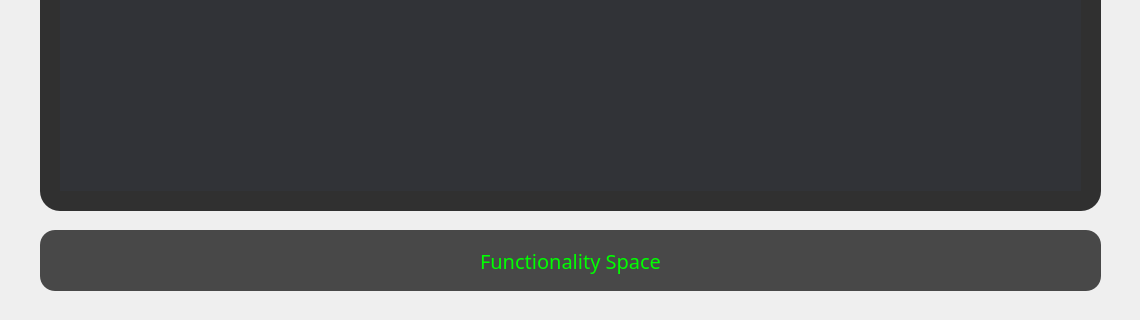
Before: the Qt Designer form Client/pages/user_page_test.ui in Kolby-MacDonald/AvailData, drawn with Qt 5; both pictures show x 0 to 1140 and y 520 to 840 of the 1140 by 840 pixel window.
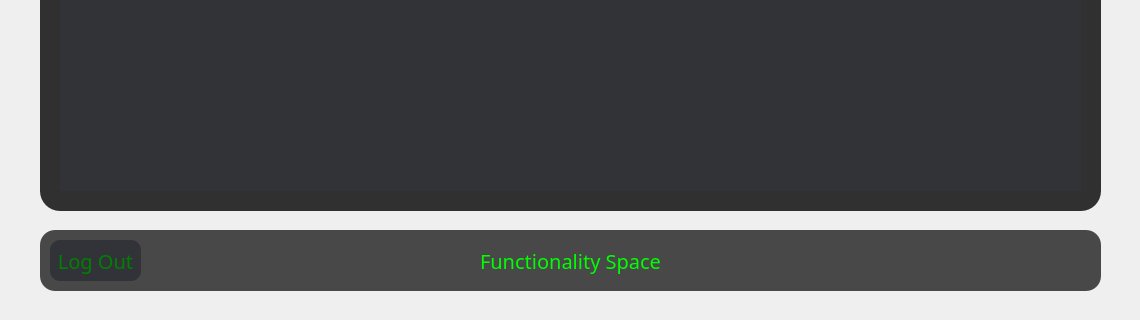
After: the same form once the commit is applied. Icons and pictures are not drawn.

Commit message:
Logout function
logout but hold the client connection and force the user to log back into the server.

The edit to the form file:
```diff
--- a/Client/pages/user_page_test.ui
+++ b/Client/pages/user_page_test.ui
@@ -339,7 +339,7 @@
       <property name="font">
        <font>
         <family>Trebuchet MS</family>
-        <pointsize>-1</pointsize>
+        <pointsize>1</pointsize>
        </font>
       </property>
       <property name="styleSheet">
@@ -352,6 +352,33 @@
        <set>Qt::AlignCenter</set>
       </property>
      </widget>
+     <widget class="QPushButton" name="logout_button">
+      <property name="geometry">
+       <rect>
+        <x>30</x>
+        <y>740</y>
+        <width>91</width>
+        <height>41</height>
+       </rect>
+      </property>
+      <property name="styleSheet">
+       <string notr="true">QPushButton{
+border-radius: 10;
+color: green;
+}
+
+QPushButton:hover
+{
+color: white;
+border-radius:13px;
+background: red;
+font-size:21px;
+}</string>
+      </property>
+      <property name="text">
+       <string>Log Out</string>
+      </property>
+     </widget>
     </widget>
    </item>
   </layout>
```
Left out of the diff: 8 changed lines with no effect on the pictures. The commit also changes 4 other files.
